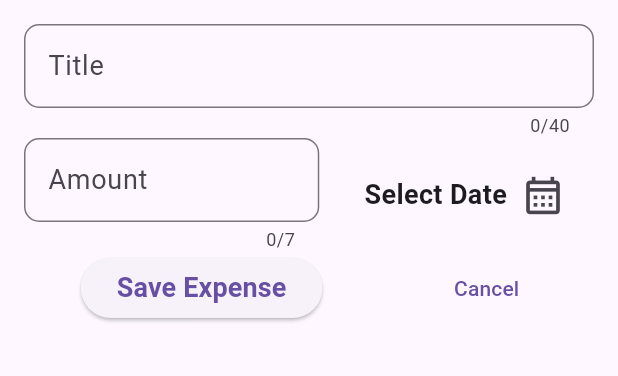
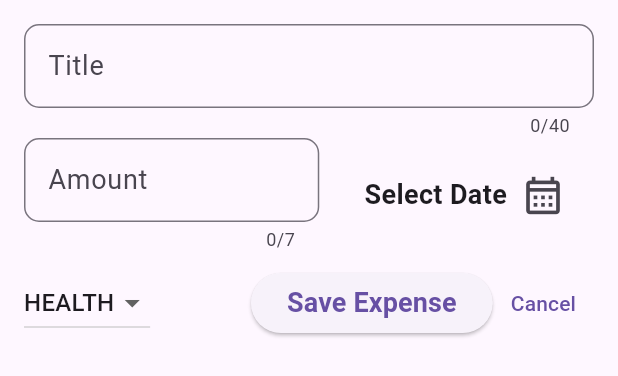
Before and after one commit to Sahilkumr/ExpensesApp, a Flutter app: the NewExpense widget shown alone on an empty page, opened directly, on a phone screen of 412 x 824 dp. Shown: the top 376 px of the screen. Run offline on Flutter 3.47's test engine with Material 3 defaults, Android fonts, the phone set to English and light mode, and no system bars.

Commit message:
Category DropDown Add

```diff
--- a/lib/widgets/new_expense.dart
+++ b/lib/widgets/new_expense.dart
@@ -1,7 +1,5 @@
-import 'dart:ui';
 import 'package:expenses_app/model/expense.dart';
 import 'package:flutter/material.dart';
-import 'package:flutter/services.dart';
 
 class NewExpense extends StatefulWidget {
   const NewExpense({super.key});
@@ -13,6 +11,8 @@ class NewExpense extends StatefulWidget {
 class _NewExpenseState extends State<NewExpense> {
   final _titleControler = TextEditingController();
   final _amountControler = TextEditingController();
+
+  Category _selectedDropDownValue = Category.health;
 
   DateTime? _selectedDate;
 
@@ -71,9 +71,12 @@ class _NewExpenseState extends State<NewExpense> {
                   ),
                 ),
               ),
+
+
               const SizedBox(
                 width: 30,
               ),
+
               Row(
                 mainAxisAlignment: MainAxisAlignment.end,
                 crossAxisAlignment: CrossAxisAlignment.center,
@@ -100,10 +103,28 @@ class _NewExpenseState extends State<NewExpense> {
               )
             ],
           ),
-
+          const SizedBox(height: 10,),
           Row(
-            mainAxisAlignment: MainAxisAlignment.spaceAround,
+            mainAxisAlignment: MainAxisAlignment.spaceBetween,
             children: [
+              //DropDownMenu
+              DropdownButton(
+                value: _selectedDropDownValue,
+                items: Category.values
+                    .map((category) => DropdownMenuItem(
+                        value: category,
+                        child: Text(category.name.toUpperCase())))
+                    .toList(),
+                onChanged: (value) {
+                  if (value == null) {
+                    return;
+                  }
+                  setState(() {
+                    _selectedDropDownValue = value;
+                  });
+                },
+              ),
+              const Spacer(),
               //Save Expense Btn
               ElevatedButton(
                 onPressed: () {
@@ -117,12 +138,13 @@ class _NewExpenseState extends State<NewExpense> {
               ),
               //Cancel Btn
               TextButton(
-                  onPressed: () {
-                    Navigator.pop(context);
-                  },
-                  child: const Text(
-                    'Cancel',
-                  )),
+                onPressed: () {
+                  Navigator.pop(context);
+                },
+                child: const Text(
+                  'Cancel',
+                ),
+              ),
             ],
           ),
         ],
```
